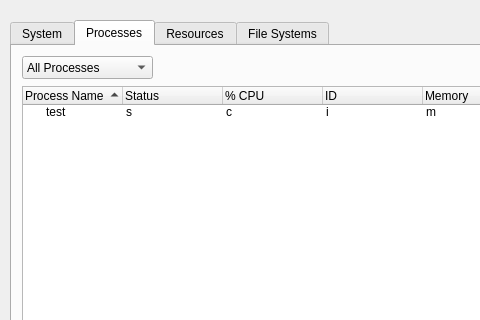
es6/task-manager, file mainwindow.ui: the form before one commit; both pictures show x 0 to 480 and y 0 to 320 of the 824 by 565 pixel window.
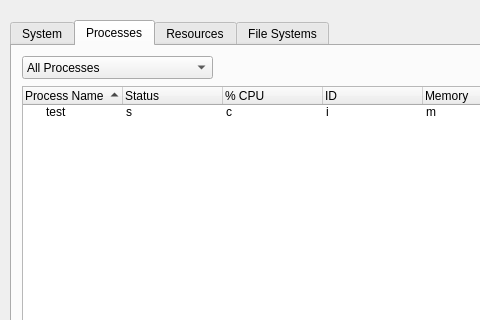
The form after the commit.

Commit message: Finished tree-view implementation

```diff
--- a/mainwindow.ui
+++ b/mainwindow.ui
@@ -122,7 +122,7 @@
        <rect>
         <x>10</x>
         <y>10</y>
-        <width>131</width>
+        <width>191</width>
         <height>23</height>
        </rect>
       </property>
```
The commit also changes 2 other files.
